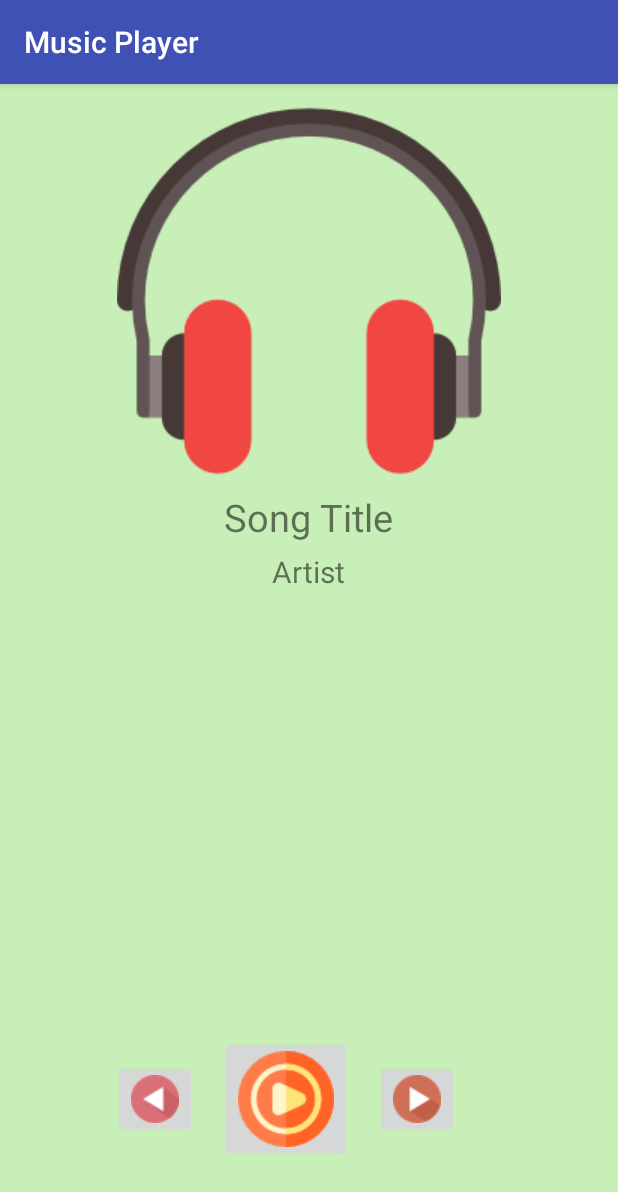
After one commit to isratshefa/MusicPlayer, an Android app: the MusicActivity screen opened directly, with no data from a screen before it, on a phone screen of 412 x 824 dp. The commit adds this screen. Shown: the top 1192 px of the screen. Run offline under Robolectric (Android 15) with nearby library versions, the phone set to English and light mode, and no system bars.

Commit message:
now playing page implemented

```diff
--- a/app/build.gradle
+++ b/app/build.gradle
@@ -25,4 +25,5 @@ dependencies {
     testImplementation 'junit:junit:4.12'
     androidTestImplementation 'com.android.support.test:runner:1.0.1'
     androidTestImplementation 'com.android.support.test.espresso:espresso-core:3.0.1'
+    implementation 'com.android.support:design:28.+'
 }
--- a/app/src/main/AndroidManifest.xml
+++ b/app/src/main/AndroidManifest.xml
@@ -19,6 +19,7 @@
                 <category android:name="android.intent.category.LAUNCHER" />
             </intent-filter>
         </activity>
+        <activity android:name=".MusicActivity"></activity>
     </application>
 
 </manifest>
--- a/app/src/main/java/com/example/asus/musicplayer/MainActivity.java
+++ b/app/src/main/java/com/example/asus/musicplayer/MainActivity.java
@@ -2,13 +2,18 @@ package com.example.asus.musicplayer;
 
 import android.content.Context;
 import android.database.Cursor;
+import android.media.MediaPlayer;
 import android.net.Uri;
 import android.provider.MediaStore;
 import android.support.v7.app.AppCompatActivity;
 import android.os.Bundle;
 import android.util.Log;
+import android.view.View;
+import android.widget.AdapterView;
 import android.widget.ListView;
+import android.widget.Toast;
 
+import java.io.IOException;
 import java.util.ArrayList;
 import java.util.List;
 
@@ -27,10 +32,42 @@ public class MainActivity extends AppCompatActivity {
 
         List<SongInfo>songList = new ArrayList<>();
         songList = getAllAudioFromDevice(this);
+        final MediaPlayer mediaPlayer = new MediaPlayer();
 
 
         songAdapter = new SongAdapter(this, songList);
         listView.setAdapter(songAdapter);
+
+
+        final List<SongInfo> finalSongList = songList;
+        listView.setOnItemClickListener(new AdapterView.OnItemClickListener() {
+
+            public void onItemClick(AdapterView<?> parent, View view, int position, long id) {
+                // When clicked perform some action...
+                SongInfo currentSong = finalSongList.get(position);
+                Toast.makeText(MainActivity.this, position + "Playing", Toast.LENGTH_SHORT).show();
+                try {
+
+                    mediaPlayer.setDataSource(currentSong.song_path);
+                    mediaPlayer.prepare();
+                    mediaPlayer.start();
+                    if (mediaPlayer.isPlaying()) {
+                        Toast.makeText(MainActivity.this, currentSong.song_title, Toast.LENGTH_SHORT).show();
+                    }
+
+                } catch (IOException e) {
+                    e.printStackTrace();
+                    Toast.makeText(MainActivity.this, "Cannot Play Song", Toast.LENGTH_SHORT).show();
+                }
+            }
+        });
+
+
+        try {
+            mediaPlayer.setDataSource(songList.get(0).song_path);
+        } catch (IOException e) {
+            e.printStackTrace();
+        }
     }
 
     public List<SongInfo> getAllAudioFromDevice(final Context context) {
--- /dev/null
+++ b/app/src/main/java/com/example/asus/musicplayer/MusicActivity.java
@@ -0,0 +1,24 @@
+package com.example.asus.musicplayer;
+
+import android.media.MediaPlayer;
+import android.media.session.MediaController;
+import android.support.v7.app.AppCompatActivity;
+import android.os.Bundle;
+import android.widget.ImageButton;
+import android.widget.TextView;
+
+public class MusicActivity extends AppCompatActivity {
+
+    @Override
+    protected void onCreate(Bundle savedInstanceState) {
+        super.onCreate(savedInstanceState);
+        setContentView(R.layout.activity_music);
+
+        TextView nowPlayingTitle = (TextView) findViewById(R.id.now_playing_title);
+        TextView nowPlayingArtist = (TextView) findViewById(R.id.now_playing_artist);
+        ImageButton previousButton = (ImageButton) findViewById(R.id.pre_button);
+        ImageButton playPauseButton = (ImageButton) findViewById(R.id.play_pause_button);
+        ImageButton nextButton = (ImageButton) findViewById(R.id.next_button);
+
+    }
+}
--- /dev/null
+++ b/app/src/main/res/layout/activity_music.xml
@@ -0,0 +1,84 @@
+<?xml version="1.0" encoding="utf-8"?>
+<LinearLayout xmlns:android="http://schemas.android.com/apk/res/android"
+    xmlns:app="http://schemas.android.com/apk/res-auto"
+    xmlns:tools="http://schemas.android.com/tools"
+    android:layout_width="match_parent"
+    android:layout_height="match_parent"
+    android:orientation="vertical"
+    android:background="#c8efb8"
+    tools:context=".MusicActivity">
+
+    <LinearLayout
+        android:layout_width="match_parent"
+        android:layout_height="wrap_content"
+        android:orientation="vertical"
+        android:layout_weight="5"
+        >
+        <ImageView
+            android:layout_width="wrap_content"
+            android:layout_height="wrap_content"
+            android:src="@drawable/nowplaying"
+            android:layout_gravity="center_horizontal"
+            android:layout_marginTop="10dp"
+            />
+
+        <TextView
+            android:layout_width="wrap_content"
+            android:layout_height="wrap_content"
+            android:layout_margin="5dp"
+            android:text="Song Title"
+            android:layout_gravity="center_horizontal"
+            android:textSize="25dp"
+            android:id="@+id/now_playing_title"
+            />
+
+        <TextView
+            android:layout_width="wrap_content"
+            android:layout_height="wrap_content"
+            android:text="Artist"
+            android:layout_gravity="center_horizontal"
+            android:textSize="20dp"
+            android:id="@+id/now_playing_artist"
+            />
+
+
+    </LinearLayout>
+
+    <LinearLayout
+        android:layout_width="match_parent"
+        android:layout_height="wrap_content"
+        android:orientation="horizontal"
+        android:layout_weight="2"
+        android:paddingLeft="60dp"
+        >
+
+        <ImageButton
+            android:layout_width="wrap_content"
+            android:layout_height="wrap_content"
+            android:src="@drawable/previousbutton"
+            android:layout_gravity="center_vertical"
+            android:layout_margin="15dp"
+            android:id="@+id/pre_button"
+
+            />
+
+        <ImageButton
+            android:layout_width="wrap_content"
+            android:layout_height="wrap_content"
+            android:src="@drawable/playbutton"
+            android:layout_gravity="center_vertical"
+            android:id="@+id/play_pause_button"
+            />
+        <ImageButton
+            android:layout_width="wrap_content"
+            android:layout_height="wrap_content"
+            android:src="@drawable/nextbutton"
+            android:layout_gravity="center_vertical"
+            android:layout_margin="15dp"
+            android:id="@+id/next_button"
+            />
+
+
+    </LinearLayout>
+
+</LinearLayout>
```
Also changed, not shown: app/src/main/res/drawable/cd.png (added), app/src/main/res/drawable/music.png (added), app/src/main/res/drawable/musicplayer.png (added), app/src/main/res/drawable/nextbutton.png (added), app/src/main/res/drawable/nowplaying.png (added), app/src/main/res/drawable/pausebutton.png (added), app/src/main/res/drawable/playbutton.png (added), app/src/main/res/drawable/previousbutton.png (added).
